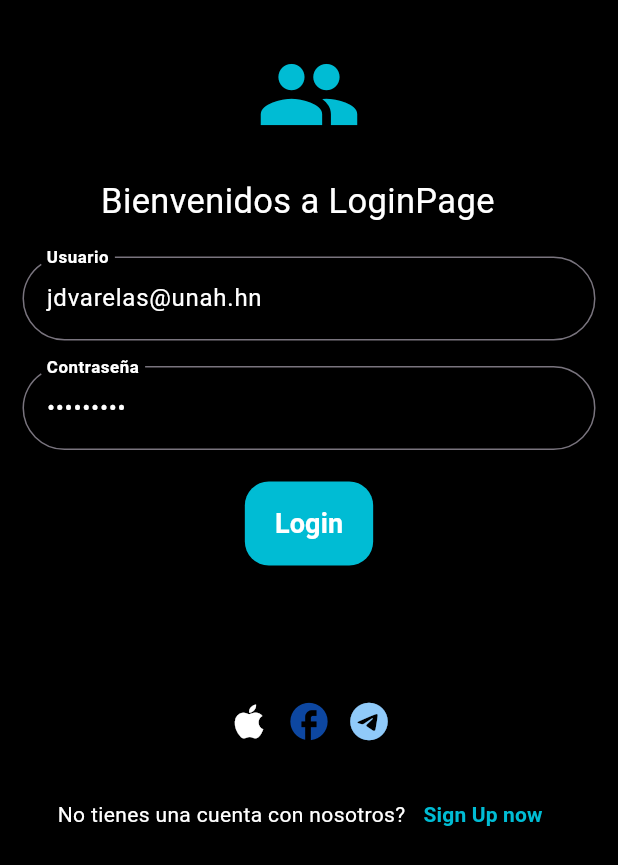
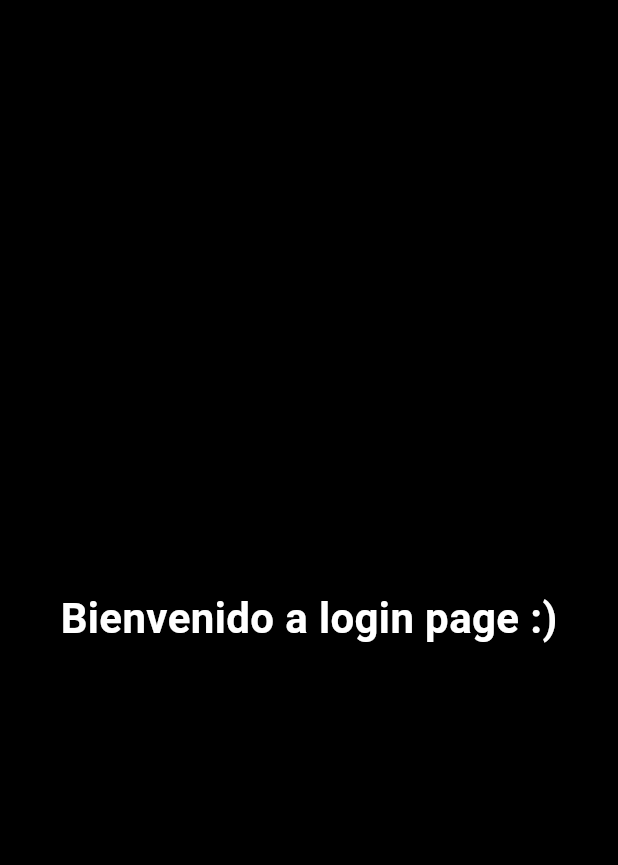
Before and after one commit to JDvarela675/Tarea2.2_lenguajes, a Flutter app: the screen it shows after launch, after a tap on "Login", on a phone screen of 412 x 824 dp. Shown: the top 865 px of the screen. Run offline on Flutter 3.47's test engine with Material 3 defaults, Android fonts, the phone set to English and light mode, and no system bars.

Commit message:
home page y validacion de usuario y contraseña

```diff
--- a/login_page/lib/main.dart
+++ b/login_page/lib/main.dart
@@ -1,4 +1,5 @@
 import 'package:flutter/material.dart';
+import 'package:login_page/pages/home_page.dart';
 import 'package:login_page/pages/login_page.dart';
 import 'package:login_page/pages/sing_up_page.dart';
 
@@ -20,6 +21,7 @@ class MyApp extends StatelessWidget {
       routes: {
         '/Login': (context) => LoginPage(),
         '/singup': (context) => SingUpPage(),
+        '/homepage':(context)=> HomePage(),
       },
 
     );
--- /dev/null
+++ b/login_page/lib/pages/home_page.dart
@@ -0,0 +1,25 @@
+import 'package:flutter/material.dart';
+
+
+
+class HomePage extends StatelessWidget {
+  const HomePage({super.key});
+
+  @override
+  Widget build(BuildContext context) {
+  return Scaffold(
+    backgroundColor: Colors.black,
+
+    body: Center(
+      child: Text('Bienvenido a login page :)',
+      style: TextStyle(
+        color: Colors.white,
+        fontSize: 28,
+        fontWeight: FontWeight.bold
+      ),
+      ),// mientras pasamos el nombre del usuario
+    ),
+
+  );
+  }
+}
--- a/login_page/lib/pages/login_page.dart
+++ b/login_page/lib/pages/login_page.dart
@@ -53,9 +53,36 @@ class LoginPage extends StatelessWidget {
 
         FloatingActionButton.extended(
           onPressed: (){
+           if(userController.text.isEmpty || passwordController.text.isEmpty){
 
+             ScaffoldMessenger.of(context).showSnackBar(
+                SnackBar(
+                  content: const Text('Revisar si se an ingresado todos los datos'),
+                  action: SnackBarAction(
+                      label: 'ok',
+                      onPressed: () => ScaffoldMessenger.of(context).hideCurrentSnackBar()),
+                ),
+              );
 
+            return;
 
+           }
+
+          else if(userController.text!='jdvarelas@unah.hn' || passwordController.text!='Cordyceps'){
+
+               ScaffoldMessenger.of(context).showSnackBar(
+                SnackBar(
+                  content: const Text('Su usuario o contaseña son incorrectos'),
+                  action: SnackBarAction(
+                      label: 'Volver',
+                      onPressed: () => ScaffoldMessenger.of(context).hideCurrentSnackBar()),
+                ),
+              );
+
+            return;
+          }
+
+          Navigator.pushNamed(context, '/homepage');
           },
          label: const Text(
           'Login',
@@ -73,13 +100,13 @@ class LoginPage extends StatelessWidget {
 
       const Text(
         "O",
-        style: TextStyle(color: Colors.black,
+        style: TextStyle(color: Colors.white,
         fontWeight: FontWeight.bold),
       ),
 
       SizedBox(height: 20),
       Text('Ingresa con:',
-       style: TextStyle(color: Colors.black,
+       style: TextStyle(color: Colors.white,
         fontSize: 15),
       ),
 
```
